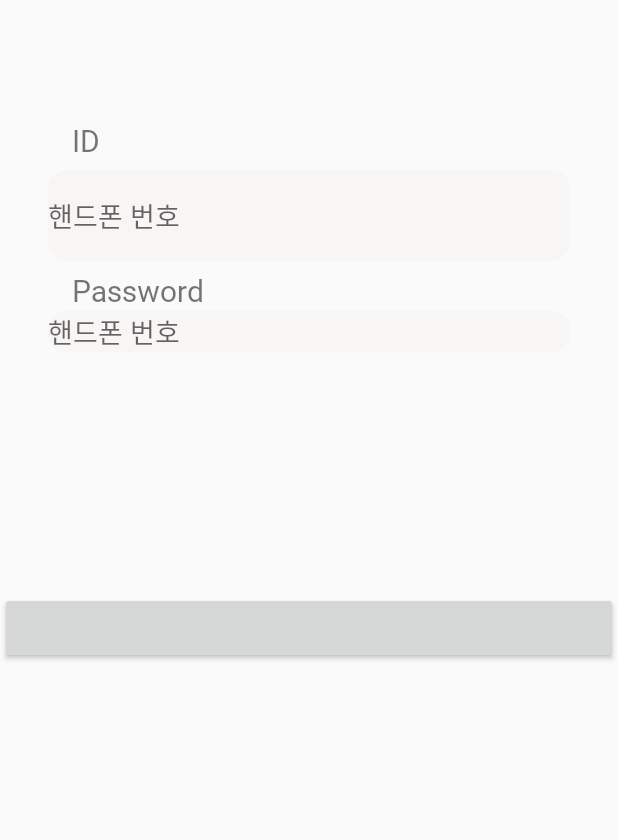
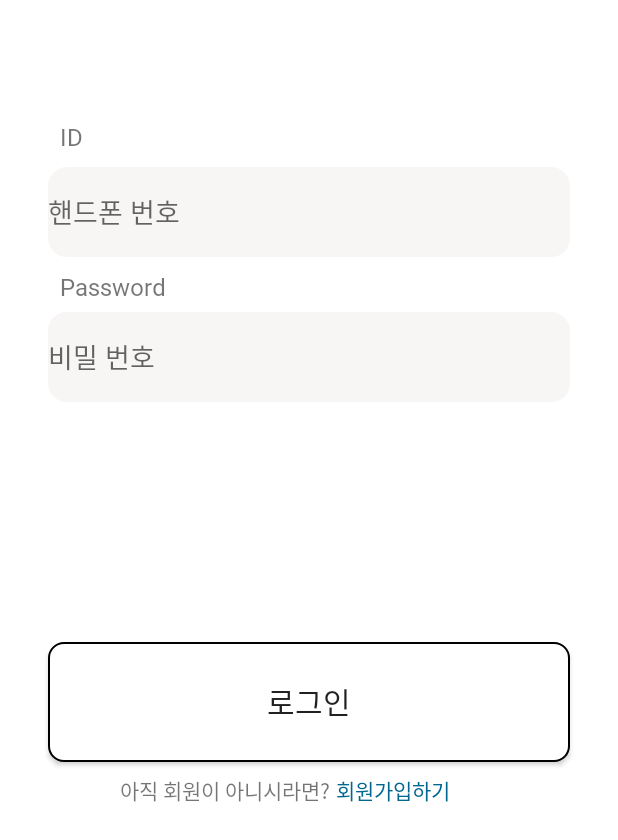
Before and after one commit to Jiho1996/SSUBOOK, an Android app: the layout activity_login.xml on its own in the app's theme, with its tools: preview values and no code run, on a phone screen of 412 x 824 dp, the part 396-1236 px from its top. Run offline under Robolectric (Android 15) with nearby library versions, the light colour scheme and no system bars.

Commit message:
activity_login.xml

```diff
--- /dev/null
+++ b/app/src/main/res/drawable/bt_shape_white.xml
@@ -0,0 +1,12 @@
+<?xml version="1.0" encoding="utf-8"?>
+<shape xmlns:android="http://schemas.android.com/apk/res/android">
+    <solid android:color="@color/white" /> //배경색
+    <stroke
+        android:width="1dp"
+        android:color="@color/Dark" /> //선색
+    <corners
+        android:topLeftRadius="10dp"
+        android:topRightRadius="10dp"
+        android:bottomLeftRadius="10dp"
+        android:bottomRightRadius="10dp"  /> // 선 휘는각도
+</shape>
--- a/app/src/main/res/layout/activity_begin.xml
+++ b/app/src/main/res/layout/activity_begin.xml
@@ -1,6 +1,5 @@
 <?xml version="1.0" encoding="utf-8"?>
-<androidx.constraintlayout.widget.ConstraintLayout
-    xmlns:android="http://schemas.android.com/apk/res/android"
+<androidx.constraintlayout.widget.ConstraintLayout xmlns:android="http://schemas.android.com/apk/res/android"
     xmlns:app="http://schemas.android.com/apk/res-auto"
     xmlns:tools="http://schemas.android.com/tools"
     android:layout_width="match_parent"
@@ -38,15 +37,15 @@
         android:id="@+id/textView2"
         android:layout_width="0dp"
         android:layout_height="wrap_content"
-        android:textSize="20sp"
         android:layout_marginStart="88dp"
         android:layout_marginTop="20dp"
         android:layout_marginEnd="88dp"
+        android:gravity="center_horizontal"
         android:text="숭실대학교에서\n쉽고 빠르게 책 사고 팔기 "
+        android:textSize="20sp"
         app:layout_constraintEnd_toEndOf="parent"
         app:layout_constraintStart_toStartOf="parent"
-        app:layout_constraintTop_toBottomOf="@+id/imageView2"
-        android:gravity="center_horizontal" />
+        app:layout_constraintTop_toBottomOf="@+id/imageView2" />
 
     <Button
         android:id="@+id/button"
@@ -60,7 +59,6 @@
         android:textColor="@color/white"
         android:textSize="18dp"
         android:textStyle="bold"
-
         app:layout_constraintEnd_toEndOf="parent"
         app:layout_constraintStart_toStartOf="parent"
         app:layout_constraintTop_toBottomOf="@+id/textView2" />
@@ -69,21 +67,19 @@
         android:id="@+id/textView"
         android:layout_width="wrap_content"
         android:layout_height="wrap_content"
+        android:layout_marginLeft="80dp"
+        android:layout_marginTop="6dp"
         android:text="@string/sign_up_intro"
-        android:layout_marginTop="6dp"
-        android:layout_marginLeft="80dp"
         app:layout_constraintStart_toStartOf="parent"
-
-
         app:layout_constraintTop_toBottomOf="@+id/button" />
 
     <TextView
         android:id="@+id/textView3"
         android:layout_width="wrap_content"
         android:layout_height="wrap_content"
+        android:layout_marginLeft="4dp"
+        android:layout_marginTop="6dp"
         android:text="@string/sign_up"
-        android:layout_marginTop="6dp"
-        android:layout_marginLeft="4dp"
         android:textColor="@color/colorSoongsil"
         app:layout_constraintStart_toEndOf="@+id/textView"
         app:layout_constraintTop_toBottomOf="@+id/button" />
--- a/app/src/main/res/layout/activity_login.xml
+++ b/app/src/main/res/layout/activity_login.xml
@@ -4,7 +4,8 @@
     xmlns:tools="http://schemas.android.com/tools"
     android:id="@+id/main_constraint_layout"
     android:layout_width="match_parent"
-    android:layout_height="match_parent">
+    android:layout_height="match_parent"
+    android:background="@color/white">
 
 
     <LinearLayout
@@ -36,23 +37,24 @@
         android:id="@+id/textView4"
         android:layout_width="wrap_content"
         android:layout_height="wrap_content"
-        android:layout_marginLeft="48dp"
+        android:layout_marginLeft="40dp"
         android:layout_marginTop="80dp"
         android:layout_weight="1"
         android:fontFamily="@font/paybooc_medium"
         android:text="@string/id"
-        android:textSize="20sp"
+        android:textSize="16sp"
         app:layout_constraintStart_toStartOf="parent"
         app:layout_constraintTop_toBottomOf="@+id/linear_logo" />
 
     <EditText
         android:layout_width="match_parent"
-        android:layout_height="0dp"
+        android:layout_height="60dp"
         android:layout_marginLeft="32dp"
         android:layout_marginTop="6dp"
         android:layout_marginRight="32dp"
         android:layout_marginBottom="6dp"
         android:background="@drawable/sign_up_text_input"
+        android:fontFamily="@font/paybooc_medium"
         android:hint="@string/phone_num"
         app:layout_constraintBottom_toTopOf="@+id/textView5"
         app:layout_constraintEnd_toEndOf="parent"
@@ -65,34 +67,65 @@
         android:id="@+id/textView5"
         android:layout_width="wrap_content"
         android:layout_height="wrap_content"
-        android:layout_marginStart="48dp"
+        android:layout_marginStart="40dp"
         android:layout_marginLeft="48dp"
         android:layout_marginTop="180dp"
         android:layout_weight="1"
         android:fontFamily="@font/paybooc_medium"
         android:text="@string/password"
-        android:textSize="20sp"
+        android:textSize="16sp"
         app:layout_constraintStart_toStartOf="parent"
         app:layout_constraintTop_toBottomOf="@+id/linear_logo" />
 
     <EditText
         android:id="@+id/editText"
         android:layout_width="match_parent"
-        android:layout_height="0dp"
+        android:layout_height="60dp"
         android:layout_marginLeft="32dp"
+        android:layout_marginTop="6dp"
         android:layout_marginRight="32dp"
         android:background="@drawable/sign_up_text_input"
-        android:hint="@string/phone_num"
+        android:fontFamily="@font/paybooc_medium"
+        android:hint="@string/ko_password"
         app:layout_constraintEnd_toEndOf="parent"
         app:layout_constraintStart_toStartOf="parent"
         app:layout_constraintTop_toBottomOf="@+id/textView5" />
 
     <Button
+        android:id="@+id/login_button"
         android:layout_width="match_parent"
+        android:layout_height="80dp"
+        android:layout_marginLeft="32dp"
+        android:layout_marginTop="160dp"
+        android:layout_marginRight="32dp"
+        android:background="@drawable/bt_shape_white"
+        android:fontFamily="@font/paybooc_medium"
+        android:text="@string/login"
+        android:textSize="20dp"
+        app:layout_constraintTop_toBottomOf="@+id/editText" />
+
+    <TextView
+        android:id="@+id/textView"
+        android:layout_width="wrap_content"
         android:layout_height="wrap_content"
-        app:layout_constraintTop_toBottomOf="@+id/editText"
-        android:layout_marginTop="160dp"
-      />
+        android:layout_marginLeft="80dp"
+        android:layout_marginTop="8dp"
+        android:fontFamily="@font/paybooc_medium"
+        android:text="@string/sign_up_intro"
+        app:layout_constraintStart_toStartOf="parent"
+        app:layout_constraintTop_toBottomOf="@+id/login_button" />
+
+    <TextView
+        android:id="@+id/textView3"
+        android:layout_width="wrap_content"
+        android:layout_height="wrap_content"
+        android:layout_marginLeft="4dp"
+        android:layout_marginTop="8dp"
+        android:fontFamily="@font/paybooc_medium"
+        android:text="@string/sign_up"
+        android:textColor="@color/colorSoongsil"
+        app:layout_constraintStart_toEndOf="@+id/textView"
+        app:layout_constraintTop_toBottomOf="@id/login_button" />
 
 
 </androidx.constraintlayout.widget.ConstraintLayout>
--- a/app/src/main/res/values/colors.xml
+++ b/app/src/main/res/values/colors.xml
@@ -3,6 +3,7 @@
     <color name="colorPrimary">#6200EE</color>
     <color name="colorPrimaryDark">#3700B3</color>
     <color name="colorAccent">#03DAC5</color>
+    <color name="Dark">#000000</color>
     <color name="colorSoongsil">#00678F</color>
     <color name="color_login_button">#00A3C9</color>
     <color name="white">#FFFFFF</color>
--- a/app/src/main/res/values/strings.xml
+++ b/app/src/main/res/values/strings.xml
@@ -3,6 +3,8 @@
     <string name="sign_up_intro">아직 회원이 아니시라면?</string>
     <string name="sign_up">회원가입하기</string>
     <string name="id">ID</string>
+    <string name="login">로그인</string>
     <string name="password">Password</string>
+    <string name="ko_password">비밀 번호</string>
     <string name="phone_num">핸드폰 번호</string>
 </resources>
```
